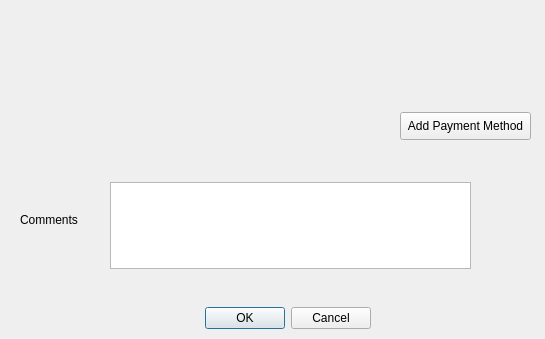
Old version of the form MerchandiseOrderDialog.ui in the repository jordynmarlow/SoftwareEngineering; both pictures show x 0 to 545 and y 148 to 487 of the 545 by 487 pixel window.
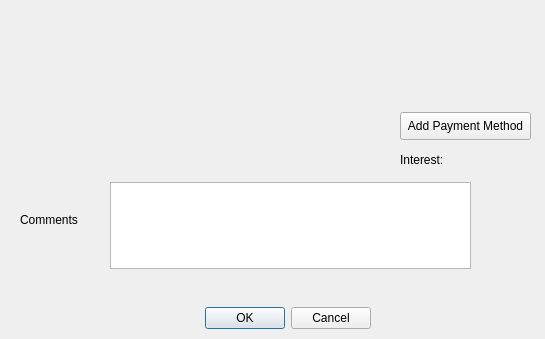
New version of the form.

What changed in the file:
```diff
--- a/MerchandiseOrderDialog.ui
+++ b/MerchandiseOrderDialog.ui
@@ -65,6 +65,32 @@
     </rect>
    </property>
   </widget>
+  <widget class="QLabel" name="order_interest_lbl">
+   <property name="geometry">
+    <rect>
+     <x>450</x>
+     <y>300</y>
+     <width>51</width>
+     <height>16</height>
+    </rect>
+   </property>
+   <property name="text">
+    <string/>
+   </property>
+  </widget>
+  <widget class="QLabel" name="label_10">
+   <property name="geometry">
+    <rect>
+     <x>400</x>
+     <y>300</y>
+     <width>51</width>
+     <height>16</height>
+    </rect>
+   </property>
+   <property name="text">
+    <string>Interest:</string>
+   </property>
+  </widget>
  </widget>
  <resources/>
  <connections>
```
